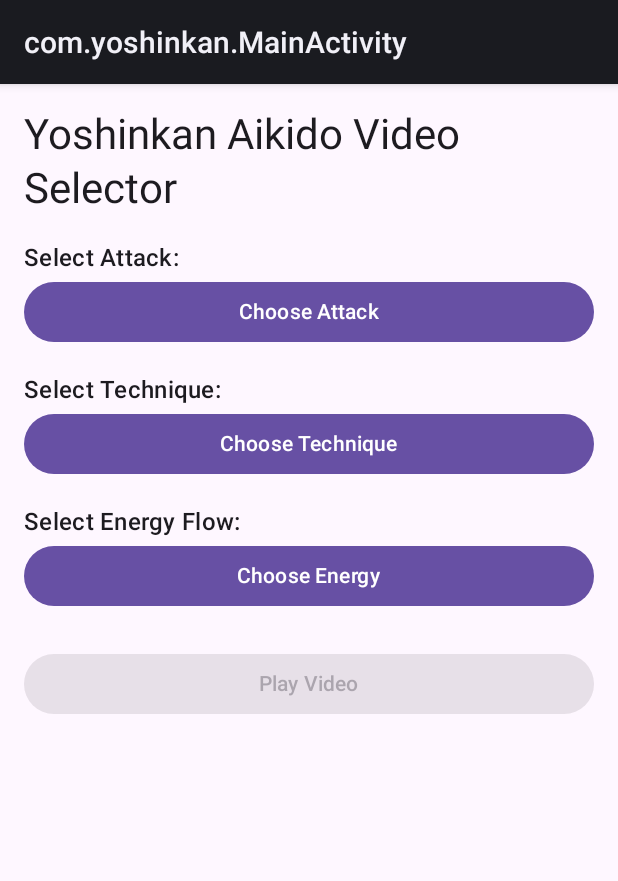
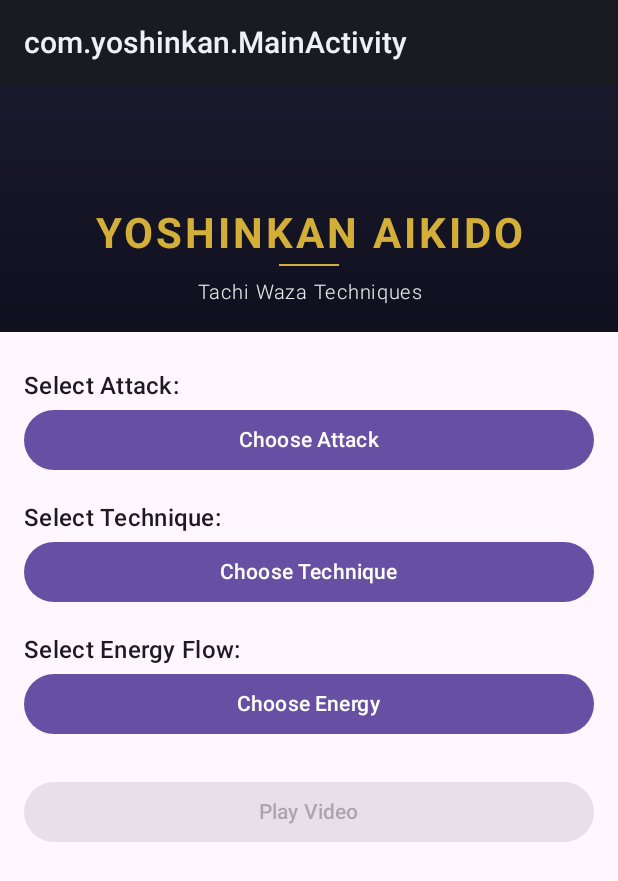
Before and after one commit to jaebi83-design/yoshinkan, an Android app built with Jetpack Compose: the screen it shows after launch (MainActivity), on a phone screen of 412 x 824 dp. Shown: the top 881 px of the screen. Run offline under Robolectric (Android 15) with nearby library versions, the phone set to English and light mode, and no system bars.

Commit message:
UI: Implement professional martial arts header with Option 1 design
- Add navy blue gradient background header to Selection screen
- Implement "Yoshinkan Aikido Tachi Waza Techniques" title
- Gold accents with elegant divider line separator
- Header height 140px (compact 18-20% of screen)
- Add @Preview annotations for Phone and Tablet layouts
- Tested and verified in Android Studio preview

Changes:
- Updated MainActivity.kt with professional header Box component
- Added Brush.linearGradient() for navy blue gradient background
- Implemented two @Preview composables (Phone 412x915, Tablet 800x1280)
- Updated AndroidManifest.xml orientation support
- Updated README.md with v1.2.0 UI enhancement details

Co-Authored-By: Claude Haiku 4.5 <noreply@anthropic.com>

```diff
--- a/app/src/main/AndroidManifest.xml
+++ b/app/src/main/AndroidManifest.xml
@@ -11,7 +11,8 @@
 
         <activity
             android:name=".MainActivity"
-            android:exported="true">
+            android:exported="true"
+            android:screenOrientation="sensor">
             <intent-filter>
                 <action android:name="android.intent.action.MAIN" />
                 <category android:name="android.intent.category.LAUNCHER" />
--- a/app/src/main/kotlin/com/yoshinkan/MainActivity.kt
+++ b/app/src/main/kotlin/com/yoshinkan/MainActivity.kt
@@ -3,14 +3,20 @@ package com.yoshinkan
 import android.os.Bundle
 import androidx.activity.ComponentActivity
 import androidx.activity.compose.setContent
+import androidx.compose.foundation.background
+import androidx.compose.foundation.layout.Arrangement
 import androidx.compose.foundation.layout.Box
 import androidx.compose.foundation.layout.Column
 import androidx.compose.foundation.layout.fillMaxSize
 import androidx.compose.foundation.layout.fillMaxWidth
 import androidx.compose.foundation.layout.heightIn
 import androidx.compose.foundation.layout.padding
+import androidx.compose.foundation.layout.width
+import androidx.compose.foundation.layout.height
 import androidx.compose.foundation.rememberScrollState
 import androidx.compose.foundation.verticalScroll
+import androidx.compose.ui.geometry.Offset
+import androidx.compose.ui.graphics.Brush
 import androidx.compose.material3.Button
 import androidx.compose.material3.DropdownMenu
 import androidx.compose.material3.DropdownMenuItem
@@ -22,8 +28,14 @@ import androidx.compose.runtime.getValue
 import androidx.compose.runtime.mutableStateOf
 import androidx.compose.runtime.remember
 import androidx.compose.runtime.setValue
+import androidx.compose.ui.Alignment
 import androidx.compose.ui.Modifier
+import androidx.compose.ui.graphics.Color
+import androidx.compose.ui.text.font.FontWeight
+import androidx.compose.ui.text.style.TextAlign
 import androidx.compose.ui.unit.dp
+import androidx.compose.ui.unit.sp
+import androidx.compose.ui.tooling.preview.Preview
 
 class MainActivity : ComponentActivity() {
     override fun onCreate(savedInstanceState: Bundle?) {
@@ -128,12 +140,64 @@ fun SelectionScreen(
         modifier = Modifier
             .fillMaxSize()
             .verticalScroll(rememberScrollState())
-            .padding(16.dp)
     ) {
-        Text("Yoshinkan Aikido Video Selector", style = MaterialTheme.typography.headlineMedium)
+        // Professional Martial Arts Title Header - Option 1: Compact/Minimal
+        Box(
+            modifier = Modifier
+                .fillMaxWidth()
+                .background(
+                    brush = Brush.linearGradient(
+                        colors = listOf(
+                            Color(0xFF1a1a2e),  // Dark navy blue
+                            Color(0xFF0f0f1e)   // Darker navy
+                        ),
+                        start = Offset(0f, 0f),
+                        end = Offset(0f, Float.POSITIVE_INFINITY)
+                    )
+                )
+                .padding(top = 80.dp, bottom = 12.dp, start = 16.dp, end = 16.dp),
+            contentAlignment = Alignment.Center
+        ) {
+            Column(
+                modifier = Modifier
+                    .fillMaxWidth(),
+                horizontalAlignment = Alignment.CenterHorizontally,
+                verticalArrangement = Arrangement.Center
+            ) {
+                Text(
+                    "YOSHINKAN AIKIDO",
+                    style = MaterialTheme.typography.headlineLarge.copy(
+                        fontWeight = FontWeight.Bold,
+                        fontSize = 28.sp,
+                        letterSpacing = 2.sp
+                    ),
+                    color = Color(0xFFd4af37),  // Gold color
+                    textAlign = TextAlign.Center
+                )
+                // Gold divider line
+                Box(
+                    modifier = Modifier
+                        .width(40.dp)
+                        .height(1.dp)
+                        .background(Color(0xFFd4af37))
+                        .padding(vertical = 4.dp)
+                )
+                Text(
+                    "Tachi Waza Techniques",
+                    style = MaterialTheme.typography.titleLarge.copy(
+                        fontWeight = FontWeight.Light,
+                        fontSize = 13.sp,
+                        letterSpacing = 1.sp
+                    ),
+                    color = Color(0xFFe8e8e8),  // Off-white
+                    textAlign = TextAlign.Center,
+                    modifier = Modifier.padding(top = 4.dp)
+                )
+            }
+        }
 
-        Text("Select Attack:", style = MaterialTheme.typography.titleMedium, modifier = Modifier.padding(top = 16.dp))
-        Box {
+        Text("Select Attack:", style = MaterialTheme.typography.titleMedium, modifier = Modifier.padding(top = 24.dp, start = 16.dp, end = 16.dp))
+        Box(modifier = Modifier.padding(horizontal = 16.dp)) {
             Button(onClick = { attackMenuExpanded = true }, modifier = Modifier.fillMaxWidth()) {
                 Text(selectedAttack ?: "Choose Attack")
             }
@@ -154,8 +218,8 @@ fun SelectionScreen(
             }
         }
 
-        Text("Select Technique:", style = MaterialTheme.typography.titleMedium, modifier = Modifier.padding(top = 16.dp))
-        Box {
+        Text("Select Technique:", style = MaterialTheme.typography.titleMedium, modifier = Modifier.padding(top = 16.dp, start = 16.dp, end = 16.dp))
+        Box(modifier = Modifier.padding(horizontal = 16.dp)) {
             Button(onClick = { techniqueMenuExpanded = true }, modifier = Modifier.fillMaxWidth()) {
                 Text(selectedTechnique ?: "Choose Technique")
             }
@@ -176,8 +240,8 @@ fun SelectionScreen(
             }
         }
 
-        Text("Select Energy Flow:", style = MaterialTheme.typography.titleMedium, modifier = Modifier.padding(top = 16.dp))
-        Box {
+        Text("Select Energy Flow:", style = MaterialTheme.typography.titleMedium, modifier = Modifier.padding(top = 16.dp, start = 16.dp, end = 16.dp))
+        Box(modifier = Modifier.padding(horizontal = 16.dp)) {
             Button(onClick = { energyMenuExpanded = true }, modifier = Modifier.fillMaxWidth()) {
                 Text(selectedEnergy ?: "Choose Energy")
             }
@@ -203,7 +267,7 @@ fun SelectionScreen(
             enabled = isAllSelected,
             modifier = Modifier
                 .fillMaxWidth()
-                .padding(top = 24.dp)
+                .padding(top = 24.dp, start = 16.dp, end = 16.dp)
         ) {
             Text("Play Video")
         }
@@ -212,8 +276,32 @@ fun SelectionScreen(
             Text(
                 "Attack: $selectedAttack | Technique: $selectedTechnique | Energy: $selectedEnergy",
                 style = MaterialTheme.typography.bodySmall,
-                modifier = Modifier.padding(top = 16.dp)
+                modifier = Modifier.padding(top = 16.dp, start = 16.dp, end = 16.dp)
             )
         }
     }
 }
+
+@Preview(showBackground = true, widthDp = 412, heightDp = 915, name = "Phone")
+@Composable
+fun SelectionScreenPreview() {
+    MaterialTheme {
+        Surface(modifier = Modifier.fillMaxSize()) {
+            SelectionScreen(
+                onPlayClick = { _, _, _ -> }
+            )
+        }
+    }
+}
+
+@Preview(showBackground = true, widthDp = 800, heightDp = 1280, name = "Tablet")
+@Composable
+fun SelectionScreenTabletPreview() {
+    MaterialTheme {
+        Surface(modifier = Modifier.fillMaxSize()) {
+            SelectionScreen(
+                onPlayClick = { _, _, _ -> }
+            )
+        }
+    }
+}
```
Also changed, not shown: 1 other file.
